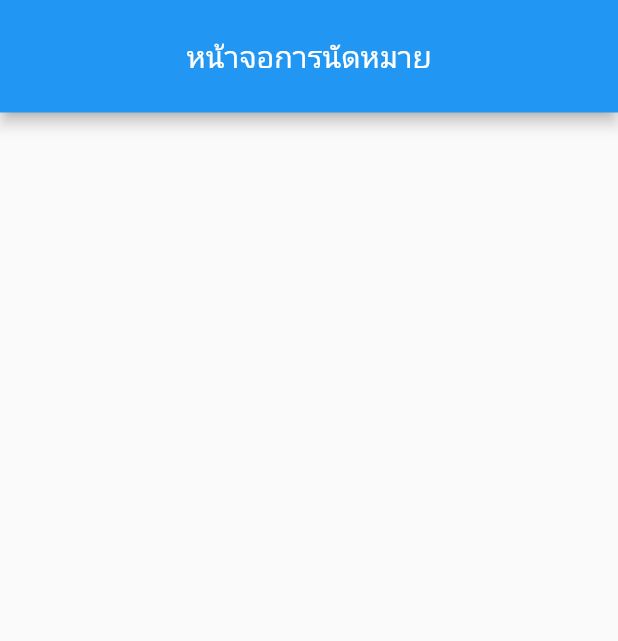
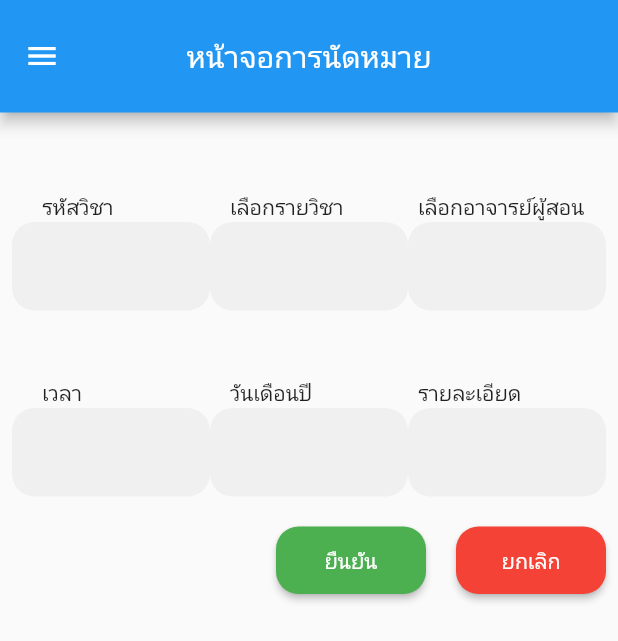
Before and after one commit to ekgaparp/jobs_noti_student, a Flutter app: the screen it shows after launch, on a phone screen of 412 x 824 dp. Shown: the top 641 px of the screen. Run offline on Flutter 3.47's test engine with Material 2 defaults, Android fonts, the phone set to English and light mode, and no system bars.

Commit message:
fix: 🐛 add textfield and button save

```diff
--- a/lib/home_screen.dart
+++ b/lib/home_screen.dart
@@ -11,6 +11,7 @@ class _HomeScreenPageState extends State<HomeScreenPage> {
   @override
   Widget build(BuildContext context) {
     return Scaffold(
+        drawer: const Drawer(),
         appBar: AppBar(
           toolbarHeight: 75,
           centerTitle: true,
@@ -19,6 +20,137 @@ class _HomeScreenPageState extends State<HomeScreenPage> {
             style: TextStyle(fontSize: 20),
           ),
         ),
-    );
+        body: Padding(
+          padding: const EdgeInsets.all(8.0),
+          child: Column(
+            children: [
+              const SizedBox(
+                height: 40,
+              ),
+              Padding(
+                padding: const EdgeInsets.fromLTRB(20, 5, 0, 1),
+                child: Row(
+                  mainAxisAlignment: MainAxisAlignment.spaceAround,
+                  children: const <Widget>[
+                    Expanded(child: Text('รหัสวิชา')),
+                    Expanded(child: Text('เลือกรายวิชา')),
+                    Expanded(child: Text('เลือกอาจารย์ผู้สอน')),
+                  ],
+                ),
+              ),
+              Row(
+                mainAxisAlignment: MainAxisAlignment.spaceEvenly,
+                children: [
+                  Expanded(
+                      child: TextFormField(
+                    decoration: InputDecoration(
+                      filled: true,
+                      border: OutlineInputBorder(
+                        borderRadius: BorderRadius.circular(15),
+                        borderSide: BorderSide.none,
+                      ),
+                    ),
+                  )),
+                  Expanded(
+                      child: TextFormField(
+                    decoration: InputDecoration(
+                      filled: true,
+                      border: OutlineInputBorder(
+                        borderRadius: BorderRadius.circular(15),
+                        borderSide: BorderSide.none,
+                      ),
+                    ),
+                  )),
+                  Expanded(
+                      child: TextFormField(
+                    decoration: InputDecoration(
+                      filled: true,
+                      border: OutlineInputBorder(
+                        borderRadius: BorderRadius.circular(15),
+                        borderSide: BorderSide.none,
+                      ),
+                    ),
+                  )),
+                ],
+              ),
+              const SizedBox(height: 40),
+              Padding(
+                padding: const EdgeInsets.fromLTRB(20, 5, 0, 1),
+                child: Row(
+                  mainAxisAlignment: MainAxisAlignment.spaceAround,
+                  children: const <Widget>[
+                    Expanded(child: Text('เวลา')),
+                    Expanded(child: Text('วันเดือนปี')),
+                    Expanded(child: Text('รายละเอียด')),
+                  ],
+                ),
+              ),
+              Row(
+                mainAxisAlignment: MainAxisAlignment.spaceEvenly,
+                children: [
+                  Expanded(
+                      child: TextFormField(
+                    decoration: InputDecoration(
+                      filled: true,
+                      border: OutlineInputBorder(
+                        borderRadius: BorderRadius.circular(15),
+                        borderSide: BorderSide.none,
+                      ),
+                    ),
+                  )),
+                  Expanded(
+                      child: TextFormField(
+                    decoration: InputDecoration(
+                      filled: true,
+                      border: OutlineInputBorder(
+                        borderRadius: BorderRadius.circular(15),
+                        borderSide: BorderSide.none,
+                      ),
+                    ),
+                  )),
+                  Expanded(
+                      child: TextFormField(
+                    decoration: InputDecoration(
+                      filled: true,
+                      border: OutlineInputBorder(
+                        borderRadius: BorderRadius.circular(15),
+                        borderSide: BorderSide.none,
+                      ),
+                    ),
+                  )),
+                ],
+              ),
+              const SizedBox(height: 20),
+              Row(
+                mainAxisAlignment: MainAxisAlignment.end,
+                children: [
+                  SizedBox(
+                      height: 45,
+                      width: 100,
+                      child: ElevatedButton(
+                          style: ElevatedButton.styleFrom(
+                              backgroundColor: Colors.green,
+                              shape: RoundedRectangleBorder(
+                                  borderRadius: BorderRadius.circular(15))),
+                          onPressed: () {},
+                          child: const Text('ยืนยัน'))),
+                  const SizedBox(
+                    width: 20,
+                  ),
+                  SizedBox(
+                      height: 45,
+                      width: 100,
+                      child: ElevatedButton(
+                          style: ElevatedButton.styleFrom(
+                              backgroundColor: Colors.red,
+                              shape: RoundedRectangleBorder(
+                                  borderRadius: BorderRadius.circular(15))),
+                          onPressed: () {},
+                          child: const Text('ยกเลิก')))
+                ],
+              )
+            ],
+          ),
+        ));
   }
 }
```
Lines whose indentation alone changed are shown as unchanged.
